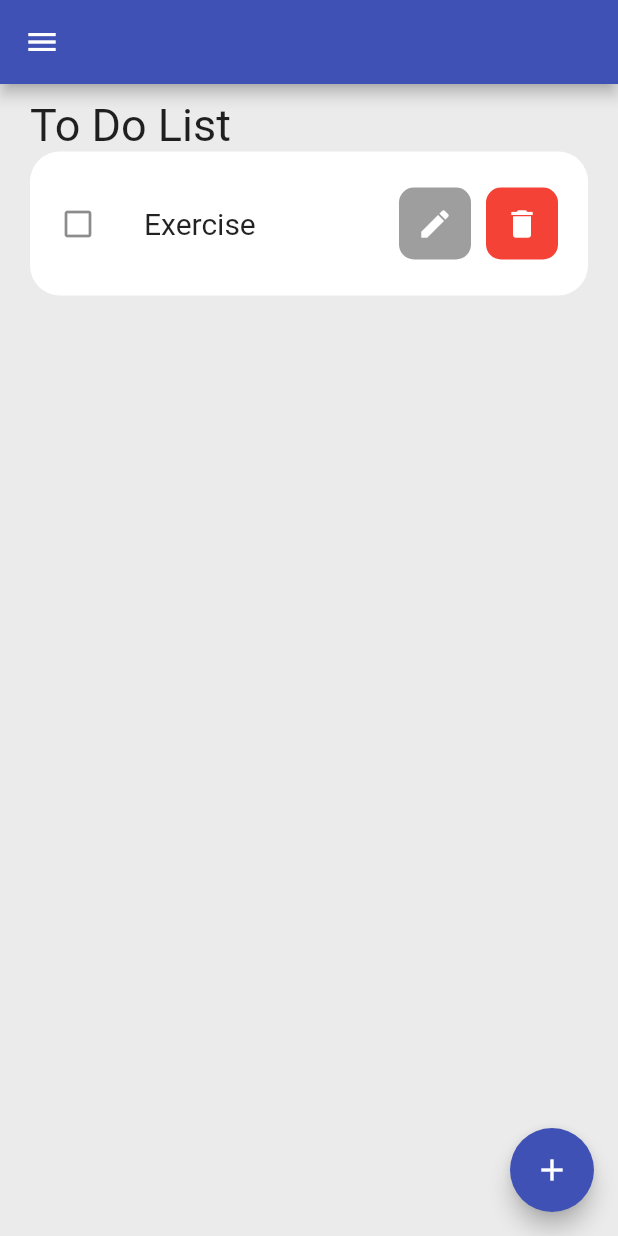
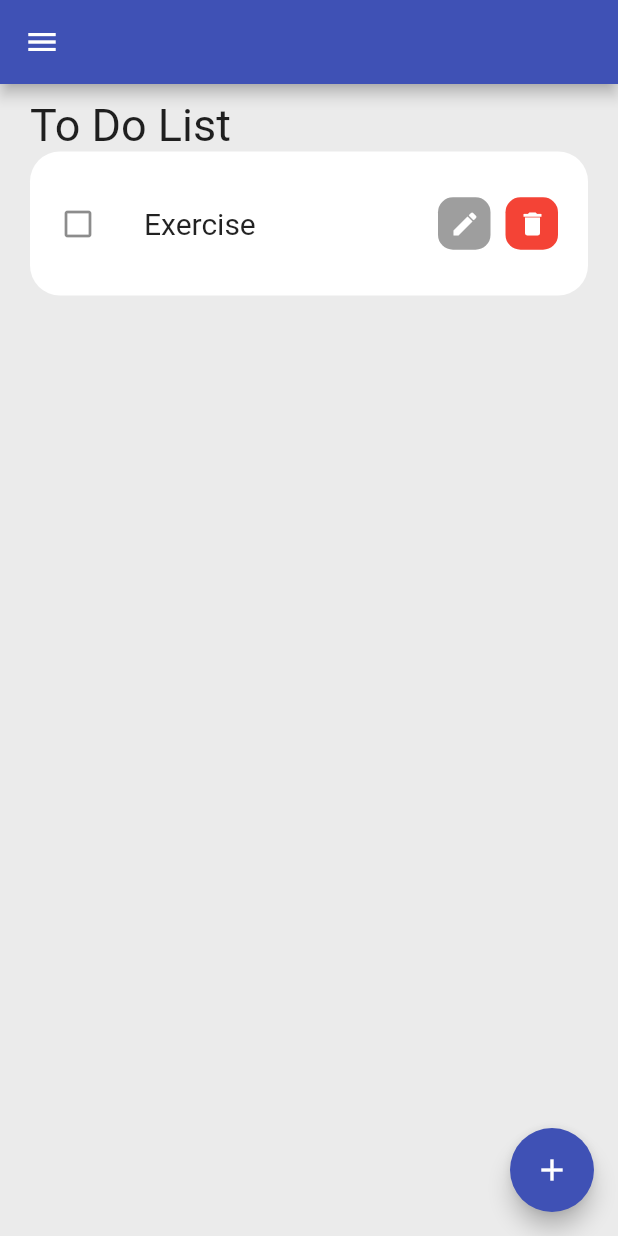
Before and after one commit to MSrijan/todoapp, a Flutter app: the screen it shows after launch, on a phone screen of 412 x 824 dp. Run offline on Flutter 3.47's test engine with Material 2 defaults, Android fonts, the phone set to English and light mode, and no system bars.

Commit message:
edit functionality

```diff
--- a/lib/home.dart
+++ b/lib/home.dart
@@ -18,7 +18,38 @@ Widget build(BuildContext context) {
   return Scaffold(
     backgroundColor: Color.fromARGB(255, 235, 235, 235),
     appBar: buildAppbar(),
-    body: Container(
+    body: body(),
+    floatingActionButton: actionbutton(),
+    drawer: _drawer(),
+  );
+}
+
+Drawer _drawer() {
+  return Drawer(
+    child: ListView(
+      padding: EdgeInsets.zero,
+      children: [
+        DrawerHeader(
+          child: Text("Drawer" ,
+          style: TextStyle(fontSize: 30, ))
+          )
+      ],
+    )
+  );
+}
+
+FloatingActionButton actionbutton() {
+  return FloatingActionButton(
+    backgroundColor: Colors.indigo,
+    child: Icon(Icons.add),
+    onPressed: (){
+      openDialog();
+    }
+    );
+}
+
+Container body() {
+  return Container(
     margin: EdgeInsets.fromLTRB(20, 10, 20, 10),
     child: ListView(
       children: [
@@ -30,27 +61,11 @@ Widget build(BuildContext context) {
         Todocontainer(
           todo: todoo,
           ontodochanged: _handleChange,
-            ondelete: _deletetodo),
+          ondelete: _deletetodo,
+          onedit: _onedit,
+          ),
+
      ],
-      ),
-    ),
-    floatingActionButton: FloatingActionButton(
-      backgroundColor: Colors.indigo,
-      child: Icon(Icons.add),
-      onPressed: (){
-        openDialog();
-      }
-      ),
-    drawer: Drawer(
-      child: ListView(
-        padding: EdgeInsets.zero,
-        children: [
-          DrawerHeader(
-            child: Text("Drawer" ,
-            style: TextStyle(fontSize: 30, ))
-            )
-        ],
-      )
     ),
   );
 }
@@ -90,6 +105,7 @@ void _deletetodo(String id){
   });
 }
 
+
 void _addtodoitem(String toDo){
   setState(() {
     todoList.add(ToDo(id: DateTime.now().millisecondsSinceEpoch.toString(), todoText: toDo));
@@ -97,4 +113,10 @@ void _addtodoitem(String toDo){
   Navigator.of(context).pop();
   todocontroller.clear();
 }
+
+void _onedit(String todo){
+  setState(() {
+
+  });
 }
+}
--- a/lib/main.dart
+++ b/lib/main.dart
@@ -13,6 +13,7 @@ class MyApp extends StatelessWidget {
     return MaterialApp(
       title: "To do",
       home: Home(),
+      debugShowCheckedModeBanner: false,
     );
   }
 }
--- a/lib/todocontainer.dart
+++ b/lib/todocontainer.dart
@@ -1,66 +1,120 @@
 import 'package:flutter/material.dart';
 import 'todo.dart';
 
-class Todocontainer extends StatelessWidget {
+class Todocontainer extends StatefulWidget {
   final ToDo todo;
   final ontodochanged;
   final ondelete;
-  const Todocontainer({Key? key, required this.todo, required this.ondelete, required this.ontodochanged}) : super(key:key);
+  final onedit;
+  const Todocontainer({Key? key, required this.todo, required this.ondelete, required this.ontodochanged, required this.onedit, }) : super(key:key);
 
+  @override
+  State<Todocontainer> createState() => _TodocontainerState();
+}
+
+class _TodocontainerState extends State<Todocontainer> {
   @override
   Widget build(BuildContext context) {
     return Container(
       margin: EdgeInsets.only(bottom: 20),
       child: ListTile(
         onTap: (){
-          ontodochanged(todo);
+          widget.ontodochanged(widget.todo);
         },
         shape: RoundedRectangleBorder(borderRadius: BorderRadius.circular(20)
         ),
         contentPadding: EdgeInsets.symmetric(horizontal: 20,vertical: 20),
         tileColor: Colors.white,
         leading: Icon(
-          todo.isDone ? Icons.check_box : Icons.check_box_outline_blank,
+          widget.todo.isDone ? Icons.check_box : Icons.check_box_outline_blank,
           ),
-        title: Text(todo.todoText!,
+        title: Text(widget.todo.todoText!,
          style: TextStyle(
           fontSize: 20,
-          decoration: todo.isDone? TextDecoration.lineThrough: null,
+          decoration: widget.todo.isDone? TextDecoration.lineThrough: null,
           ),
         ),
         trailing: Row(
           mainAxisSize: MainAxisSize.min,
           children: [
-            Container(
-              decoration: BoxDecoration(
-                borderRadius: BorderRadius.circular(10),
-                color: Colors.grey,
-              ),
-              child: IconButton(
-                color: Colors.white,
-                onPressed: () {
-                },
-                icon: Icon(Icons.edit)),
-            ),
+            _onedit(todo: widget.todo, onEdit: widget.ontodochanged,),
             const SizedBox(
                 width: 10, // Add the desired spacing between the icons
             ),
-            Container(
-              decoration: BoxDecoration(
-                borderRadius: BorderRadius.circular(10),
-                color: Colors.red,
-              ),
-              child: IconButton(
-                color: Colors.white,
-                onPressed: () {
-                  ondelete(todo.id);
-                },
-                icon: Icon(Icons.delete),
-              ),
-            )
+            _delete()
           ],
         ),
         )
     );
   }
+
+  Container _delete() {
+    return Container(
+            height: 35,
+            width: 35,
+            decoration: BoxDecoration(
+              borderRadius: BorderRadius.circular(10),
+              color: Colors.red,
+            ),
+            child: IconButton(
+              iconSize: 20,
+              color: Colors.white,
+              onPressed: () {
+                widget.ondelete(widget.todo.id);
+              },
+              icon: const Icon(Icons.delete),
+            ),
+          );
+  }
 }
+
+class _onedit extends StatelessWidget {
+  final ToDo todo;
+  final Function(ToDo) onEdit;
+
+  _onedit({required this.todo, required this.onEdit});
+
+  final TextEditingController myController = TextEditingController();
+
+  @override
+  Widget build(BuildContext context) {
+    myController.text = todo.todoText.toString();
+    return Container(
+    height: 35,
+    width: 35,
+    decoration: BoxDecoration(
+      borderRadius: BorderRadius.circular(10),
+      color: Colors.grey,
+    ),
+    child: IconButton(
+      iconSize: 20,
+      color: Colors.white,
+      onPressed: () {
+        showDialog(context: context,
+          builder: (BuildContext context) => AlertDialog(
+            title: Text("${todo.todoText}"),
+            content: TextField(
+              controller: myController,
+              autofocus: true,
+              ),
+            actions: [
+              TextButton(
+                onPressed: (){
+                  todo.todoText = myController.text;
+                 onEdit(ToDo(
+                      id: todo.id,
+                      todoText: myController.text,
+                      isDone: todo.isDone,
+                    ));
+                    Navigator.of(context).pop();
+                },
+                child: Text("Edit")
+                )
+            ],
+          ),
+        );
+      },
+      icon: const Icon(Icons.edit)),
+          );
+  }
+}
```
Also changed, not shown: lib/todo.dart (line endings or trailing spaces). Lines whose indentation alone changed are shown as unchanged.
